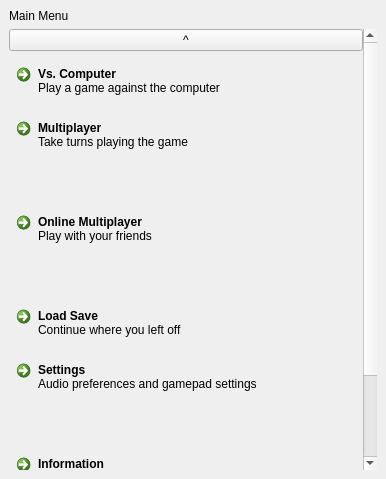
ZoomTen/entertaining-tiles, file client/screens/main/mainscreen.ui: the form before one commit.
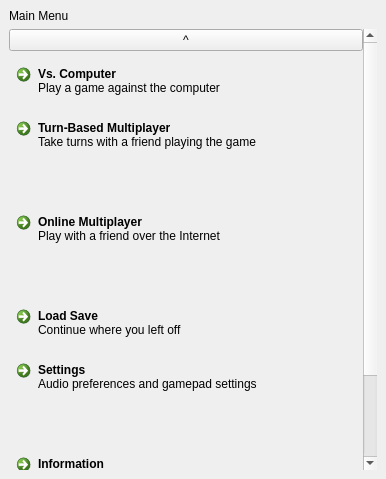
The form after the commit. Custom widgets are drawn as their Qt base class.

```diff
--- a/client/screens/main/mainscreen.ui
+++ b/client/screens/main/mainscreen.ui
@@ -90,10 +90,10 @@
            <item>
             <widget class="QCommandLinkButton" name="localMultiplayerButton">
              <property name="text">
-              <string>Multiplayer</string>
+              <string>Turn-Based Multiplayer</string>
              </property>
              <property name="description">
-              <string>Take turns playing the game</string>
+              <string>Take turns with a friend playing the game</string>
              </property>
             </widget>
            </item>
@@ -116,7 +116,7 @@
               <string>Online Multiplayer</string>
              </property>
              <property name="description">
-              <string>Play with your friends</string>
+              <string>Play with a friend over the Internet</string>
              </property>
             </widget>
            </item>
```
Left out of the diff: 4 changed lines with no effect on the pictures.
